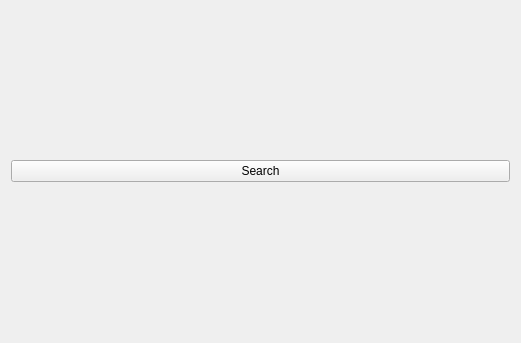
Above: trafikantenwindow.ui from dragly/trafikanten-maemo before the change. Below: the same form after it.
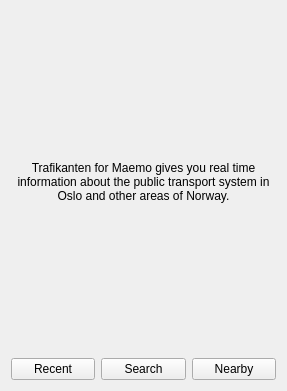
That is the form after the change.

What changed in the file:
```diff
--- a/trafikantenwindow.ui
+++ b/trafikantenwindow.ui
@@ -6,8 +6,8 @@
    <rect>
     <x>0</x>
     <y>0</y>
-    <width>521</width>
-    <height>343</height>
+    <width>287</width>
+    <height>391</height>
    </rect>
   </property>
   <property name="windowTitle">
@@ -16,12 +16,69 @@
   <widget class="QWidget" name="centralWidget">
    <layout class="QVBoxLayout" name="verticalLayout_2">
     <item>
-     <widget class="QPushButton" name="btnSearch">
+     <spacer name="verticalSpacer_2">
+      <property name="orientation">
+       <enum>Qt::Vertical</enum>
+      </property>
+      <property name="sizeHint" stdset="0">
+       <size>
+        <width>20</width>
+        <height>40</height>
+       </size>
+      </property>
+     </spacer>
+    </item>
+    <item>
+     <widget class="QLabel" name="label">
       <property name="text">
-       <string>Search</string>
+       <string>Trafikanten for Maemo gives you real time information about the public transport system in Oslo and other areas of Norway.</string>
+      </property>
+      <property name="alignment">
+       <set>Qt::AlignCenter</set>
+      </property>
+      <property name="wordWrap">
+       <bool>true</bool>
       </property>
      </widget>
     </item>
+    <item>
+     <spacer name="verticalSpacer">
+      <property name="orientation">
+       <enum>Qt::Vertical</enum>
+      </property>
+      <property name="sizeHint" stdset="0">
+       <size>
+        <width>20</width>
+        <height>40</height>
+       </size>
+      </property>
+     </spacer>
+    </item>
+    <item>
+     <layout class="QHBoxLayout" name="horizontalLayout">
+      <item>
+       <widget class="QPushButton" name="btnRecent">
+        <property name="text">
+         <string>Recent</string>
+        </property>
+       </widget>
+      </item>
+      <item>
+       <widget class="QPushButton" name="btnSearch">
+        <property name="text">
+         <string>Search</string>
+        </property>
+       </widget>
+      </item>
+      <item>
+       <widget class="QPushButton" name="btnNearby">
+        <property name="text">
+         <string>Nearby</string>
+        </property>
+       </widget>
+      </item>
+     </layout>
+    </item>
    </layout>
   </widget>
  </widget>
```
